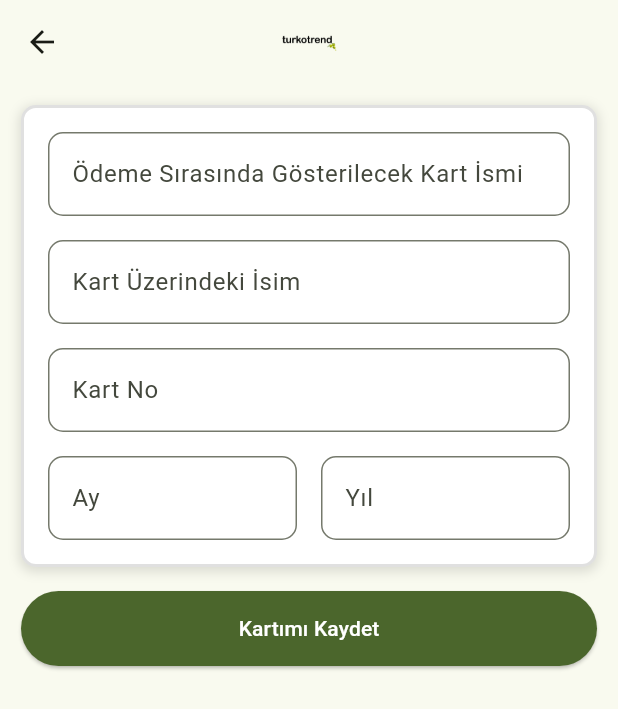
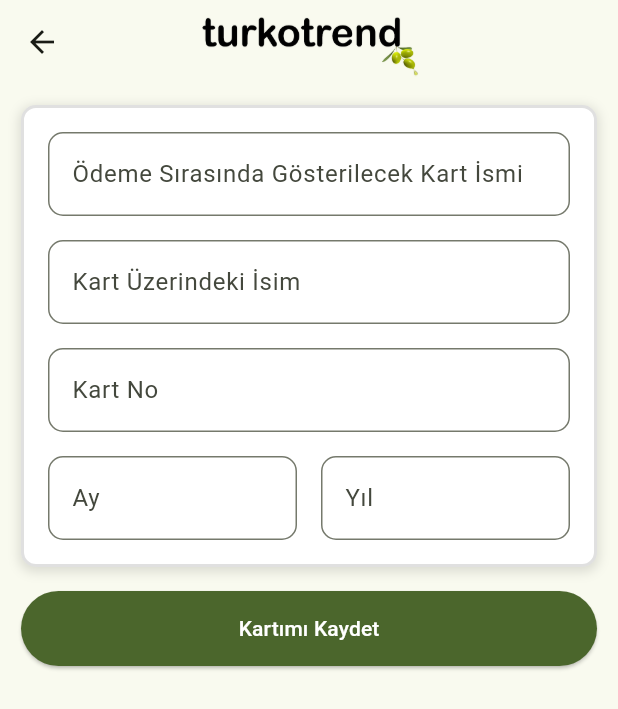
Before and after one commit to omerfaruksomay/zeydal_ecom, a Flutter app: the CreateCardPage screen opened directly, on a phone screen of 412 x 824 dp. Shown: the top 709 px of the screen. Run offline on Flutter 3.47's test engine with Material 3 defaults, Android fonts, the phone set to English and light mode, and no system bars; our stand-ins replace awesome_snackbar_content, flutter_animate, flutter_secure_storage, lottie; accounts and stored records are empty; network calls fail.

Commit message:
CustomAppbar created and applied

```diff
--- a/lib/view/auth/register_page.dart
+++ b/lib/view/auth/register_page.dart
@@ -60,7 +60,7 @@ class RegisterPage extends StatelessWidget {
               ],
             ),
             const SizedBox(height: 20),
-            _buildSocialAccounts(context),
+            //_buildSocialAccounts(context),
           ],
         ),
       ),
@@ -240,7 +240,7 @@ class RegisterPage extends StatelessWidget {
     );
   }
 
-  Widget _buildSocialAccounts(BuildContext context) {
+/*  Widget _buildSocialAccounts(BuildContext context) {
     return Padding(
       padding: const EdgeInsets.only(bottom: 10.0),
       child: Column(
@@ -272,5 +272,5 @@ class RegisterPage extends StatelessWidget {
         ],
       ),
     );
-  }
+  }*/
 }
--- a/lib/view/main_pages/home_page.dart
+++ b/lib/view/main_pages/home_page.dart
@@ -128,7 +128,7 @@ class HomePage extends StatelessWidget {
                   style: const TextStyle(fontSize: 15),
                 ),
                 Text(
-                  price,
+                  "$price ₺",
                   style: TextStyle(
                       color: Theme.of(context).colorScheme.primary,
                       fontSize: 20,
--- a/lib/view/main_pages/profile_page/cards_page.dart
+++ b/lib/view/main_pages/profile_page/cards_page.dart
@@ -14,7 +14,7 @@ class CardsPage extends StatelessWidget {
         centerTitle: true,
         title: Image.asset(
           'assets/images/logo.png',
-          scale: 20,
+          scale: 5,
         ),
       ),
       body: Consumer<CardsPageViewModel>(
--- a/lib/view/main_pages/profile_page/create_card_page.dart
+++ b/lib/view/main_pages/profile_page/create_card_page.dart
@@ -1,5 +1,6 @@
 import 'package:flutter/material.dart';
 import 'package:provider/provider.dart';
+import 'package:zeydal_ecom/view/widgets/custom_app_bar.dart';
 import 'package:zeydal_ecom/view/widgets/custom_textfield.dart';
 import 'package:zeydal_ecom/view/widgets/cutom_button.dart';
 import 'package:zeydal_ecom/view_model/main_pages/profile_page/create_card_page_view_model.dart';
@@ -17,13 +18,7 @@ class CreateCardPage extends StatelessWidget {
   @override
   Widget build(BuildContext context) {
     return Scaffold(
-      appBar: AppBar(
-        centerTitle: true,
-        title: Image.asset(
-          'assets/images/logo.png',
-          scale: 20,
-        ),
-      ),
+      appBar: CustomAppbar(),
       body: Padding(
         padding: const EdgeInsets.all(14.0),
         child: SingleChildScrollView(
--- a/lib/view/main_pages/profile_page/update_password_page.dart
+++ b/lib/view/main_pages/profile_page/update_password_page.dart
@@ -43,7 +43,7 @@ class UpdatePasswordPage extends StatelessWidget {
   Widget _buildImage() {
     return Image.asset(
       'assets/images/logo.png',
-      scale: 10,
+      scale: 2,
     );
   }
 
--- a/lib/view/main_pages/shop_page/product_details.dart
+++ b/lib/view/main_pages/shop_page/product_details.dart
@@ -188,7 +188,7 @@ class ProductDetails extends StatelessWidget {
                 style: const TextStyle(fontSize: 15),
               ),
               Text(
-                price,
+                "$price ₺",
                 style: TextStyle(
                     color: Theme.of(context).colorScheme.primary,
                     fontSize: 20,
--- /dev/null
+++ b/lib/view/widgets/custom_app_bar.dart
@@ -0,0 +1,19 @@
+import 'package:flutter/material.dart';
+
+class CustomAppbar extends StatelessWidget implements PreferredSizeWidget {
+  const CustomAppbar({super.key});
+
+  @override
+  Widget build(BuildContext context) {
+    return AppBar(
+      centerTitle: true,
+      title: Image.asset(
+        'assets/images/logo.png',
+        scale: 5,
+      ),
+    );
+  }
+
+  @override
+  Size get preferredSize => const Size.fromHeight(kToolbarHeight);
+}
```
Also changed, not shown: lib/view/main_layout.dart (+2 -7 lines), lib/view/main_pages/bag_page/checkout_page.dart (+2 -7 lines), lib/view/main_pages/profile_page/settings_page.dart (+2 -7 lines), lib/view/main_pages/profile_page/user_details_page.dart (+2 -7 lines).
